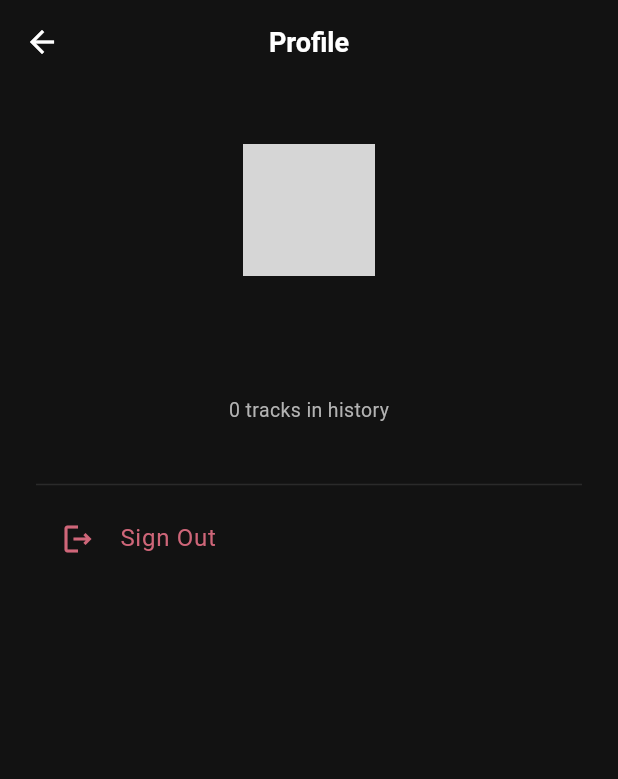
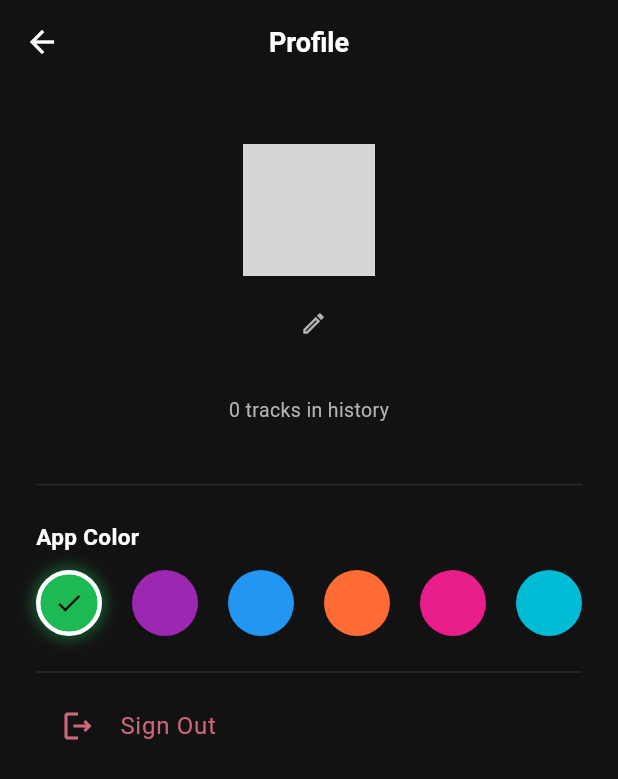
Before and after one commit to kaiser1x/VibzCheck-MAD-Project, a Flutter app: the screen it shows once a user with an empty profile is signed in, after a tap on the "person outline" icon, on a phone screen of 412 x 824 dp. Shown: the top 779 px of the screen. Run offline on Flutter 3.47's test engine with Material 3 defaults, Android fonts, the phone set to English and light mode, and no system bars; our stand-ins replace cached_network_image, cloud_firestore, firebase_auth, firebase_core, go_router, shared_preferences and 1 more; accounts and stored records are empty; network calls fail; grey boxes are pictures that could not be loaded.

Commit message:
feat: add display name editing and accent color themes
- Add ThemeProvider with 6 accent color options persisted via SharedPreferences
- Update AppTheme to generate dynamic dark theme from selected accent color
- Add updateDisplayName to AuthProvider and AuthService
- Update profile screen with inline name edit dialog and color swatch picker

```diff
--- a/lib/app.dart
+++ b/lib/app.dart
@@ -3,6 +3,7 @@ import 'package:go_router/go_router.dart';
 import 'package:provider/provider.dart';
 import 'config/app_theme.dart';
 import 'providers/auth_provider.dart';
+import 'providers/theme_provider.dart';
 import 'screens/auth/forgot_password_screen.dart';
 import 'screens/auth/login_screen.dart';
 import 'screens/auth/register_screen.dart';
@@ -90,10 +91,11 @@ class _VibzCheckAppState extends State<VibzCheckApp> {
     // Watching AuthProvider rebuilds this widget on every auth change,
     // which triggers GoRouter to re-run redirect() via refreshListenable.
     context.watch<AuthProvider>();
+    final accent = context.watch<ThemeProvider>().accent;
     return MaterialApp.router(
       title: 'VibzCheck',
       debugShowCheckedModeBanner: false,
-      theme: AppTheme.dark,
+      theme: AppTheme.buildDark(accent),
       routerConfig: _router!,
     );
   }
--- a/lib/config/app_theme.dart
+++ b/lib/config/app_theme.dart
@@ -4,15 +4,18 @@ import 'app_colors.dart';
 class AppTheme {
   AppTheme._();
 
-  static ThemeData get dark => ThemeData(
+  static Color _onAccent(Color accent) =>
+      accent.computeLuminance() > 0.179 ? Colors.black : Colors.white;
+
+  static ThemeData buildDark(Color accent) => ThemeData(
         useMaterial3: true,
         brightness: Brightness.dark,
-        colorScheme: const ColorScheme.dark(
-          primary: AppColors.primary,
-          secondary: AppColors.primaryDark,
+        colorScheme: ColorScheme.dark(
+          primary: accent,
+          secondary: accent,
           surface: AppColors.surface,
           error: AppColors.error,
-          onPrimary: Colors.black,
+          onPrimary: _onAccent(accent),
           onSurface: AppColors.onSurface,
         ),
         scaffoldBackgroundColor: AppColors.background,
@@ -42,12 +45,13 @@ class AppTheme {
             borderSide: BorderSide.none,
           ),
           hintStyle: const TextStyle(color: AppColors.onSurfaceMuted),
-          contentPadding: const EdgeInsets.symmetric(horizontal: 16, vertical: 14),
+          contentPadding:
+              const EdgeInsets.symmetric(horizontal: 16, vertical: 14),
         ),
         elevatedButtonTheme: ElevatedButtonThemeData(
           style: ElevatedButton.styleFrom(
-            backgroundColor: AppColors.primary,
-            foregroundColor: Colors.black,
+            backgroundColor: accent,
+            foregroundColor: _onAccent(accent),
             minimumSize: const Size(double.infinity, 50),
             shape: RoundedRectangleBorder(
               borderRadius: BorderRadius.circular(25),
@@ -59,14 +63,16 @@ class AppTheme {
           ),
         ),
         textButtonTheme: TextButtonThemeData(
-          style: TextButton.styleFrom(foregroundColor: AppColors.primary),
+          style: TextButton.styleFrom(foregroundColor: accent),
         ),
         chipTheme: ChipThemeData(
           backgroundColor: AppColors.surfaceVariant,
-          selectedColor: AppColors.primary,
-          labelStyle: const TextStyle(color: AppColors.onSurface, fontSize: 12),
+          selectedColor: accent,
+          labelStyle:
+              const TextStyle(color: AppColors.onSurface, fontSize: 12),
           padding: const EdgeInsets.symmetric(horizontal: 8, vertical: 4),
-          shape: RoundedRectangleBorder(borderRadius: BorderRadius.circular(20)),
+          shape:
+              RoundedRectangleBorder(borderRadius: BorderRadius.circular(20)),
         ),
         dividerTheme: const DividerThemeData(
           color: AppColors.surfaceVariant,
--- a/lib/main.dart
+++ b/lib/main.dart
@@ -10,6 +10,7 @@ import 'providers/chat_provider.dart';
 import 'providers/recommendation_provider.dart';
 import 'providers/session_provider.dart';
 import 'providers/song_provider.dart';
+import 'providers/theme_provider.dart';
 
 void main() {
   WidgetsFlutterBinding.ensureInitialized();
@@ -56,6 +57,7 @@ class _BootstrapState extends State<_Bootstrap> {
         }
         return MultiProvider(
           providers: [
+            ChangeNotifierProvider(create: (_) => ThemeProvider()),
             ChangeNotifierProvider(create: (_) => AuthProvider()),
             ChangeNotifierProvider(create: (_) => SessionProvider()),
             ChangeNotifierProvider(create: (_) => SongProvider()),
--- a/lib/providers/auth_provider.dart
+++ b/lib/providers/auth_provider.dart
@@ -82,6 +82,13 @@ class AuthProvider extends ChangeNotifier {
     notifyListeners();
   }
 
+  Future<void> updateDisplayName(String name) async {
+    if (_user == null) return;
+    await _service.updateDisplayName(_user!.uid, name);
+    _user = _user!.copyWith(displayName: name);
+    notifyListeners();
+  }
+
   Future<bool> sendPasswordReset(String email) async {
     try {
       await _service.sendPasswordReset(email);
--- /dev/null
+++ b/lib/providers/theme_provider.dart
@@ -0,0 +1,39 @@
+import 'package:flutter/material.dart';
+import 'package:shared_preferences/shared_preferences.dart';
+
+class ThemeProvider extends ChangeNotifier {
+  static const _kKey = 'accent_color';
+
+  static const List<({String name, Color color})> accents = [
+    (name: 'Vibe Green', color: Color(0xFF1DB954)),
+    (name: 'Purple', color: Color(0xFF9C27B0)),
+    (name: 'Ocean Blue', color: Color(0xFF2196F3)),
+    (name: 'Sunset Orange', color: Color(0xFFFF6B35)),
+    (name: 'Neon Pink', color: Color(0xFFE91E8C)),
+    (name: 'Arctic Teal', color: Color(0xFF00BCD4)),
+  ];
+
+  Color _accent = accents.first.color;
+  Color get accent => _accent;
+
+  ThemeProvider() {
+    _load();
+  }
+
+  Future<void> _load() async {
+    final prefs = await SharedPreferences.getInstance();
+    final value = prefs.getInt(_kKey);
+    if (value != null) {
+      _accent = Color(value);
+      notifyListeners();
+    }
+  }
+
+  Future<void> setAccent(Color color) async {
+    if (_accent == color) return;
+    _accent = color;
+    notifyListeners();
+    final prefs = await SharedPreferences.getInstance();
+    await prefs.setInt(_kKey, color.toARGB32());
+  }
+}
--- a/lib/screens/profile/profile_screen.dart
+++ b/lib/screens/profile/profile_screen.dart
@@ -3,14 +3,48 @@ import 'package:go_router/go_router.dart';
 import 'package:provider/provider.dart';
 import '../../config/app_colors.dart';
 import '../../providers/auth_provider.dart';
+import '../../providers/theme_provider.dart';
 
 class ProfileScreen extends StatelessWidget {
   const ProfileScreen({super.key});
+
+  void _showEditNameDialog(BuildContext context, String currentName) {
+    final controller = TextEditingController(text: currentName);
+    showDialog(
+      context: context,
+      builder: (ctx) => AlertDialog(
+        title: const Text('Change Display Name'),
+        content: TextField(
+          controller: controller,
+          autofocus: true,
+          textCapitalization: TextCapitalization.words,
+          decoration: const InputDecoration(hintText: 'Your name'),
+        ),
+        actions: [
+          TextButton(
+            onPressed: () => Navigator.pop(ctx),
+            child: const Text('Cancel'),
+          ),
+          TextButton(
+            onPressed: () {
+              final name = controller.text.trim();
+              if (name.isNotEmpty) {
+                context.read<AuthProvider>().updateDisplayName(name);
+              }
+              Navigator.pop(ctx);
+            },
+            child: const Text('Save'),
+          ),
+        ],
+      ),
+    );
+  }
 
   @override
   Widget build(BuildContext context) {
     final auth = context.watch<AuthProvider>();
     final user = auth.user;
+    final themeProv = context.watch<ThemeProvider>();
 
     return Scaffold(
       appBar: AppBar(title: const Text('Profile')),
@@ -19,11 +53,12 @@ class ProfileScreen extends StatelessWidget {
           : SingleChildScrollView(
               padding: const EdgeInsets.all(24),
               child: Column(
+                crossAxisAlignment: CrossAxisAlignment.center,
                 children: [
                   const SizedBox(height: 16),
                   CircleAvatar(
                     radius: 44,
-                    backgroundColor: AppColors.primary,
+                    backgroundColor: themeProv.accent,
                     backgroundImage: user.photoUrl != null
                         ? NetworkImage(user.photoUrl!)
                         : null,
@@ -32,21 +67,40 @@ class ProfileScreen extends StatelessWidget {
                             user.displayName.isNotEmpty
                                 ? user.displayName[0].toUpperCase()
                                 : '?',
-                            style: const TextStyle(
-                                fontSize: 36,
-                                fontWeight: FontWeight.w700,
-                                color: Colors.black),
+                            style: TextStyle(
+                              fontSize: 36,
+                              fontWeight: FontWeight.w700,
+                              color: themeProv.accent.computeLuminance() > 0.179
+                                  ? Colors.black
+                                  : Colors.white,
+                            ),
                           )
                         : null,
                   ),
                   const SizedBox(height: 16),
-                  Text(user.displayName,
-                      style: const TextStyle(
-                          fontSize: 22, fontWeight: FontWeight.w700)),
+                  Row(
+                    mainAxisAlignment: MainAxisAlignment.center,
+                    children: [
+                      Text(
+                        user.displayName,
+                        style: const TextStyle(
+                            fontSize: 22, fontWeight: FontWeight.w700),
+                      ),
+                      const SizedBox(width: 6),
+                      GestureDetector(
+                        onTap: () =>
+                            _showEditNameDialog(context, user.displayName),
+                        child: const Icon(Icons.edit_outlined,
+                            size: 18, color: AppColors.onSurfaceMuted),
+                      ),
+                    ],
+                  ),
                   const SizedBox(height: 4),
-                  Text(user.email,
-                      style: const TextStyle(
-                          color: AppColors.onSurfaceMuted, fontSize: 14)),
+                  Text(
+                    user.email,
+                    style: const TextStyle(
+                        color: AppColors.onSurfaceMuted, fontSize: 14),
+                  ),
                   const SizedBox(height: 8),
                   Text(
                     '${user.listeningHistory.length} tracks in history',
@@ -54,6 +108,62 @@ class ProfileScreen extends StatelessWidget {
                         color: AppColors.onSurfaceMuted, fontSize: 13),
                   ),
                   const SizedBox(height: 32),
+                  const Divider(),
+                  const SizedBox(height: 16),
+                  Align(
+                    alignment: Alignment.centerLeft,
+                    child: Text(
+                      'App Color',
+                      style: TextStyle(
+                        fontWeight: FontWeight.w700,
+                        fontSize: 15,
+                        color: Theme.of(context).colorScheme.onSurface,
+                      ),
+                    ),
+                  ),
+                  const SizedBox(height: 12),
+                  Row(
+                    mainAxisAlignment: MainAxisAlignment.spaceBetween,
+                    children: ThemeProvider.accents.map((a) {
+                      final selected = themeProv.accent == a.color;
+                      return GestureDetector(
+                        onTap: () => themeProv.setAccent(a.color),
+                        child: Tooltip(
+                          message: a.name,
+                          child: AnimatedContainer(
+                            duration: const Duration(milliseconds: 200),
+                            width: 44,
+                            height: 44,
+                            decoration: BoxDecoration(
+                              color: a.color,
+                              shape: BoxShape.circle,
+                              border: selected
+                                  ? Border.all(
+                                      color: Colors.white, width: 3)
+                                  : null,
+                              boxShadow: selected
+                                  ? [
+                                      BoxShadow(
+                                        color: a.color.withAlpha(120),
+                                        blurRadius: 8,
+                                        spreadRadius: 2,
+                                      )
+                                    ]
+                                  : null,
+                            ),
+                            child: selected
+                                ? Icon(Icons.check,
+                                    size: 20,
+                                    color: a.color.computeLuminance() > 0.179
+                                        ? Colors.black
+                                        : Colors.white)
+                                : null,
+                          ),
+                        ),
+                      );
+                    }).toList(),
+                  ),
+                  const SizedBox(height: 16),
                   const Divider(),
                   ListTile(
                     leading: const Icon(Icons.logout_outlined,
```
